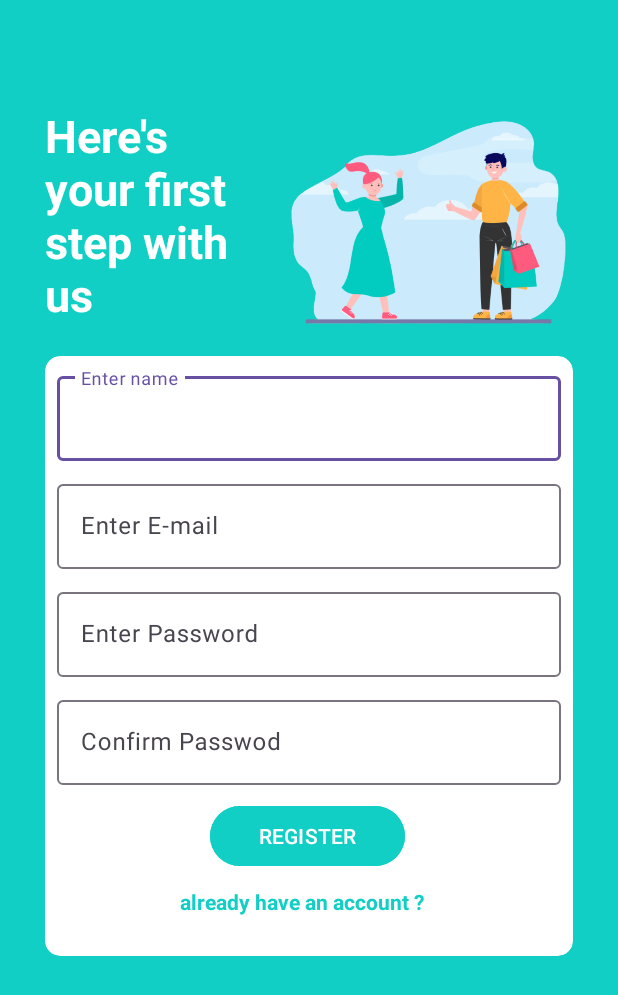
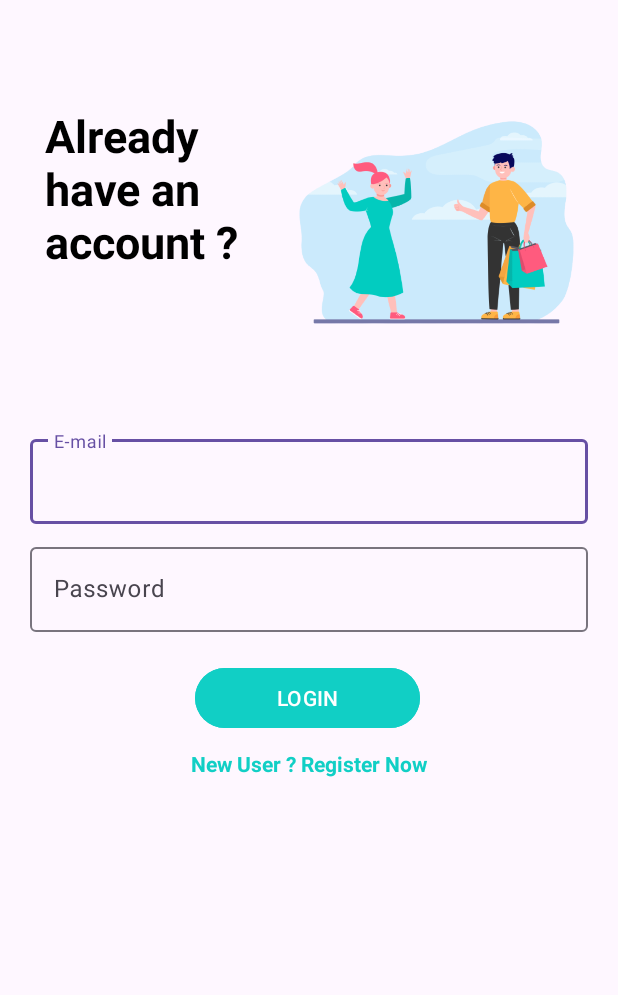
Before and after one commit to AMAL-THILAKAN/online-shopping-app, an Android app: the screen it shows after launch (MainActivity before the commit, LoginMainActivity after it), after a tap on "already have an account ?", on a phone screen of 412 x 824 dp. Shown: the top 995 px of the screen. Run offline under Robolectric (Android 15) with nearby library versions, the phone set to English and light mode, and no system bars; our stand-ins replace navigation-ui.

Commit message:
added activity into Androidxml

```diff
--- a/app/src/main/AndroidManifest.xml
+++ b/app/src/main/AndroidManifest.xml
@@ -16,6 +16,11 @@
             android:name=".home"
             android:exported="false" />
         <activity
+            android:name=".LoginMainActivity"
+            android:exported="false" />
+
+
+        <activity
             android:name=".MainActivity"
             android:exported="true">
             <intent-filter>
--- a/app/src/main/java/com/example/onlineshopping/LoginMainActivity.java
+++ b/app/src/main/java/com/example/onlineshopping/LoginMainActivity.java
@@ -30,7 +30,7 @@ public class LoginMainActivity extends AppCompatActivity {
         super.onCreate(savedInstanceState);
         setContentView(R.layout.login_main);
 
-        email = (EditText) findViewById(R.id.textEditTextEmail);
+        email = findViewById(R.id.textEditTextEmail);
         password = findViewById(R.id.textEditTextPass);
         login = findViewById(R.id.logInButton);
 
@@ -48,19 +48,19 @@ public class LoginMainActivity extends AppCompatActivity {
                 }
                 else{
                     Boolean checkEmailPass = DB.checkEmailPassword(Email,Password);
+
                     if(checkEmailPass==true){
+
                         Toast.makeText(LoginMainActivity.this, "signIN successful", Toast.LENGTH_SHORT).show();
                         Intent intent = new Intent(getApplicationContext(),home.class);
                         startActivity(intent);
+
                     }else{
+
                         Toast.makeText(LoginMainActivity.this, "INVALID CREDENTIALS", Toast.LENGTH_SHORT).show();
+
                     }
                 }
-
-
-
-
-
             }
         });
 
--- a/app/src/main/java/com/example/onlineshopping/MainActivity.java
+++ b/app/src/main/java/com/example/onlineshopping/MainActivity.java
@@ -1,14 +1,13 @@
 package com.example.onlineshopping;
-
-import androidx.appcompat.app.AppCompatActivity;
 
 import android.content.Intent;
 import android.os.Bundle;
-import android.view.View;
 import android.widget.Button;
 import android.widget.EditText;
 import android.widget.TextView;
 import android.widget.Toast;
+
+import androidx.appcompat.app.AppCompatActivity;
 
 public class MainActivity extends AppCompatActivity {
 
@@ -34,9 +33,7 @@ public class MainActivity extends AppCompatActivity {
         DB = new DBHelper (this);
 
 
-        registerBtn.setOnClickListener(new View.OnClickListener() {
-            @Override
-            public void onClick(View v) {
+        registerBtn.setOnClickListener(v -> {
 
         String user = username.getText().toString();
         String Email = email.getText().toString();
@@ -48,9 +45,9 @@ public class MainActivity extends AppCompatActivity {
         }else{
             if(pass.equals(conPass)){
                 Boolean checkUser = DB.checkUsername(user);
-                    if(checkUser == false){
+                if(!checkUser){
                     Boolean insert = DB.insertData(user,Email,pass);
-                        if(insert == true){
+                    if(insert){
                         Toast.makeText(MainActivity.this,"Registered successfully ",Toast.LENGTH_SHORT).show();
                         Intent intent = new Intent(getApplicationContext(),LoginMainActivity.class);
                         startActivity(intent);
@@ -58,7 +55,7 @@ public class MainActivity extends AppCompatActivity {
                         Toast.makeText(MainActivity.this, "Registration failed", Toast.LENGTH_SHORT).show();
                     }
                 }else {
-                        Toast.makeText(MainActivity.this, "user alraeady exists", Toast.LENGTH_SHORT).show();
+                    Toast.makeText(MainActivity.this, "user already exists", Toast.LENGTH_SHORT).show();
                 }
             }else{
                 Toast.makeText(MainActivity.this, "password ar not same", Toast.LENGTH_SHORT).show();
@@ -66,17 +63,14 @@ public class MainActivity extends AppCompatActivity {
         }
 
 
-            }
         });
 
-        alreadyBtn.setOnClickListener(new View.OnClickListener() {
-            @Override
-            public void onClick(View v) {
+        alreadyBtn.setOnClickListener(v -> {
+            Toast.makeText(MainActivity.this, "login main activity...", Toast.LENGTH_SHORT).show();
 
-                Intent alreadyIntent = new Intent(getApplicationContext(),LoginMainActivity.class);
-                startActivity(alreadyIntent);
+            Intent alreadyintent = new Intent(MainActivity.this, LoginMainActivity.class);
+            startActivity(alreadyintent);
 
-            }
         });
 
 
```
Also changed, not shown: 1 other file. Lines whose indentation alone changed are shown as unchanged.
